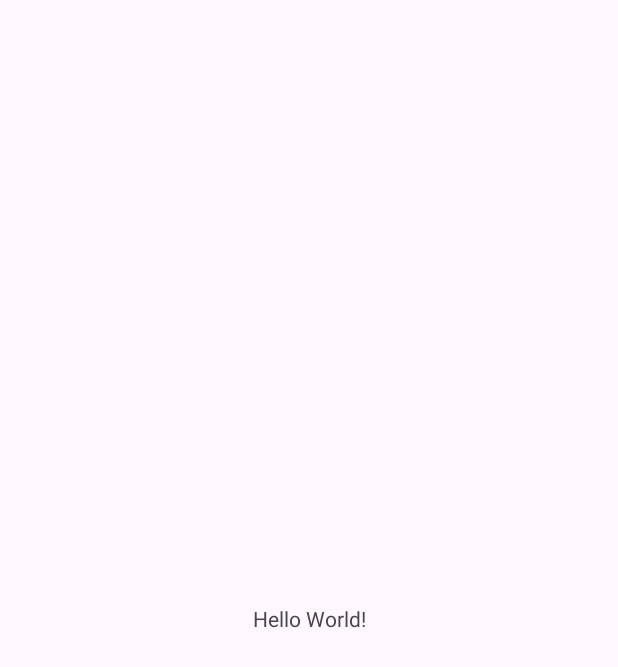
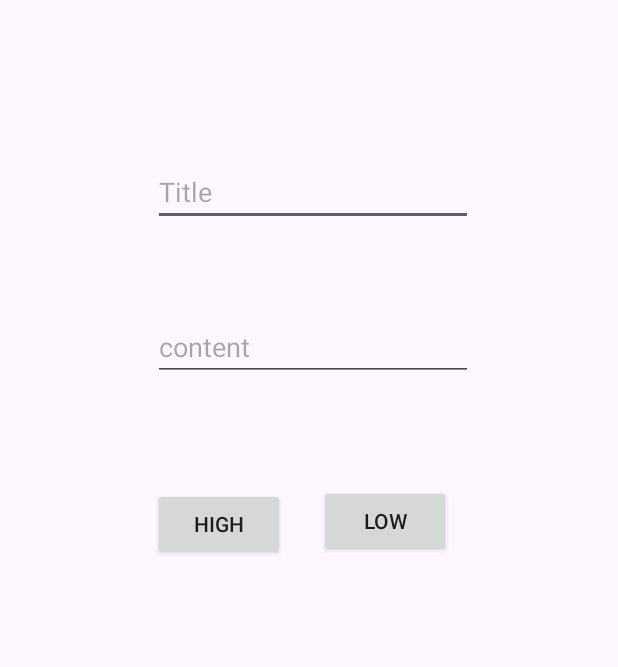
Before and after one commit to Yesin36/Notification-, an Android app: the screen it shows after launch (MainActivity), on a phone screen of 412 x 824 dp. Before the commit the part shown is almost empty. Shown: the top 667 px of the screen. Run offline under Robolectric (Android 15) with nearby library versions, the phone set to English and light mode, and no system bars.

```diff
--- a/app/build.gradle.kts
+++ b/app/build.gradle.kts
@@ -15,6 +15,10 @@ android {
         versionName = "1.0"
 
         testInstrumentationRunner = "androidx.test.runner.AndroidJUnitRunner"
+    }
+
+    buildFeatures {
+        viewBinding = true
     }
 
     buildTypes {
--- a/app/src/main/AndroidManifest.xml
+++ b/app/src/main/AndroidManifest.xml
@@ -1,6 +1,9 @@
 <?xml version="1.0" encoding="utf-8"?>
 <manifest xmlns:android="http://schemas.android.com/apk/res/android"
     xmlns:tools="http://schemas.android.com/tools">
+
+    <uses-permission android:name="android.permission.POST_NOTIFICATIONS"/>
+
 
     <application
         android:allowBackup="true"
--- a/app/src/main/java/com/example/notification/MainActivity.kt
+++ b/app/src/main/java/com/example/notification/MainActivity.kt
@@ -1,20 +1,54 @@
 package com.example.notification
 
+import android.app.NotificationManager
 import android.os.Bundle
 import androidx.activity.enableEdgeToEdge
 import androidx.appcompat.app.AppCompatActivity
+import androidx.core.app.NotificationCompat
 import androidx.core.view.ViewCompat
 import androidx.core.view.WindowInsetsCompat
+import com.example.notification.app.Companion.CHANNEL_ID1
+import com.example.notification.app.Companion.CHANNEL_ID2
+import com.example.notification.databinding.ActivityMainBinding
 
 class MainActivity : AppCompatActivity() {
+        private lateinit var binding: ActivityMainBinding
     override fun onCreate(savedInstanceState: Bundle?) {
+
+        binding = ActivityMainBinding.inflate(layoutInflater)
         super.onCreate(savedInstanceState)
         enableEdgeToEdge()
-        setContentView(R.layout.activity_main)
+
+        setContentView(binding.root)
         ViewCompat.setOnApplyWindowInsetsListener(findViewById(R.id.main)) { v, insets ->
             val systemBars = insets.getInsets(WindowInsetsCompat.Type.systemBars())
             v.setPadding(systemBars.left, systemBars.top, systemBars.right, systemBars.bottom)
             insets
         }
+
+        binding.high.setOnClickListener {
+            val notification = NotificationCompat.Builder(this, CHANNEL_ID1)
+                .setSmallIcon(R.drawable.ic_launcher_foreground)
+                .setContentTitle(binding.title.text.toString())
+                .setContentText(binding.content.text.toString())
+//                .setPriority(NotificationCompat.PRIORITY_HIGH)  // for low sdk device but need same priority
+                .build()  // Build the notification here
+
+            val manager = getSystemService(NOTIFICATION_SERVICE) as NotificationManager
+            manager.notify(1, notification)   // Send the notification
+        }
+
+        binding.low.setOnClickListener {
+            val notification = NotificationCompat.Builder(this, CHANNEL_ID2)
+                .setSmallIcon(R.drawable.ic_launcher_foreground)
+                .setContentTitle(binding.title.text.toString())
+                .setContentText(binding.content.text.toString())
+//                .setPriority(NotificationCompat.PRIORITY_DEFAULT)  // for low sdk device but need same priority
+                .build()  // Build the notification here
+
+            val manager = getSystemService(NOTIFICATION_SERVICE) as NotificationManager
+            manager.notify(2, notification)   // Send the notification
+        }
     }
-}
+
+    }
--- a/app/src/main/java/com/example/notification/app.kt
+++ b/app/src/main/java/com/example/notification/app.kt
@@ -6,8 +6,10 @@ import android.app.NotificationManager
 import android.os.Build
 
 class app: Application() {
-    final  private val CHANNEL_ID1 = "CHANNEL_ID1"
-    final  private val CHANNEL_ID2 = "CHANNEL_ID2"
+    companion object {
+        final public val CHANNEL_ID1 = "CHANNEL_ID1"
+        final public val CHANNEL_ID2 = "CHANNEL_ID2"
+    }
 
     override fun onCreate() {
         super.onCreate()
--- /dev/null
+++ b/app/src/main/res/drawable/ic_android_black_24dp.xml
@@ -0,0 +1,5 @@
+<vector xmlns:android="http://schemas.android.com/apk/res/android" android:height="24dp" android:tint="#000000" android:viewportHeight="24" android:viewportWidth="24" android:width="24dp">
+
+    <path android:fillColor="#FF000000" android:pathData="M17.6,11.48 L19.44,8.3a0.63,0.63 0,0 0,-1.09 -0.63l-1.88,3.24a11.43,11.43 0,0 0,-8.94 0L5.65,7.67a0.63,0.63 0,0 0,-1.09 0.63L6.4,11.48A10.81,10.81 0,0 0,1 20L23,20A10.81,10.81 0,0 0,17.6 11.48ZM7,17.25A1.25,1.25 0,1 1,8.25 16,1.25 1.25,0 0,1 7,17.25ZM17,17.25A1.25,1.25 0,1 1,18.25 16,1.25 1.25,0 0,1 17,17.25Z"/>
+
+</vector>
--- a/app/src/main/res/layout/activity_main.xml
+++ b/app/src/main/res/layout/activity_main.xml
@@ -7,13 +7,50 @@
     android:layout_height="match_parent"
     tools:context=".MainActivity">
 
-    <TextView
+    <EditText
+        android:id="@+id/title"
         android:layout_width="wrap_content"
         android:layout_height="wrap_content"
-        android:text="Hello World!"
-        app:layout_constraintBottom_toBottomOf="parent"
+        android:layout_marginStart="103dp"
+        android:layout_marginTop="105dp"
+        android:layout_marginEnd="98dp"
+        android:ems="10"
+        android:hint="Title"
+        android:inputType="text"
         app:layout_constraintEnd_toEndOf="parent"
         app:layout_constraintStart_toStartOf="parent"
         app:layout_constraintTop_toTopOf="parent" />
 
+    <EditText
+        android:id="@+id/content"
+        android:layout_width="wrap_content"
+        android:layout_height="wrap_content"
+        android:layout_marginTop="58dp"
+        android:ems="10"
+        android:hint="content"
+        android:inputType="text"
+        app:layout_constraintEnd_toEndOf="@+id/title"
+        app:layout_constraintStart_toStartOf="@+id/title"
+        app:layout_constraintTop_toBottomOf="@+id/title" />
+
+    <Button
+        android:id="@+id/high"
+        android:layout_width="wrap_content"
+        android:layout_height="wrap_content"
+        android:layout_marginTop="71dp"
+        android:text="High"
+        app:layout_constraintStart_toStartOf="@+id/content"
+        app:layout_constraintTop_toBottomOf="@+id/content" />
+
+    <Button
+        android:id="@+id/low"
+        android:layout_width="wrap_content"
+        android:layout_height="wrap_content"
+        android:layout_marginStart="8dp"
+        android:layout_marginTop="69dp"
+        android:text="Low"
+        app:layout_constraintEnd_toEndOf="@+id/content"
+        app:layout_constraintStart_toEndOf="@+id/high"
+        app:layout_constraintTop_toBottomOf="@+id/content" />
+
 </androidx.constraintlayout.widget.ConstraintLayout>
```
